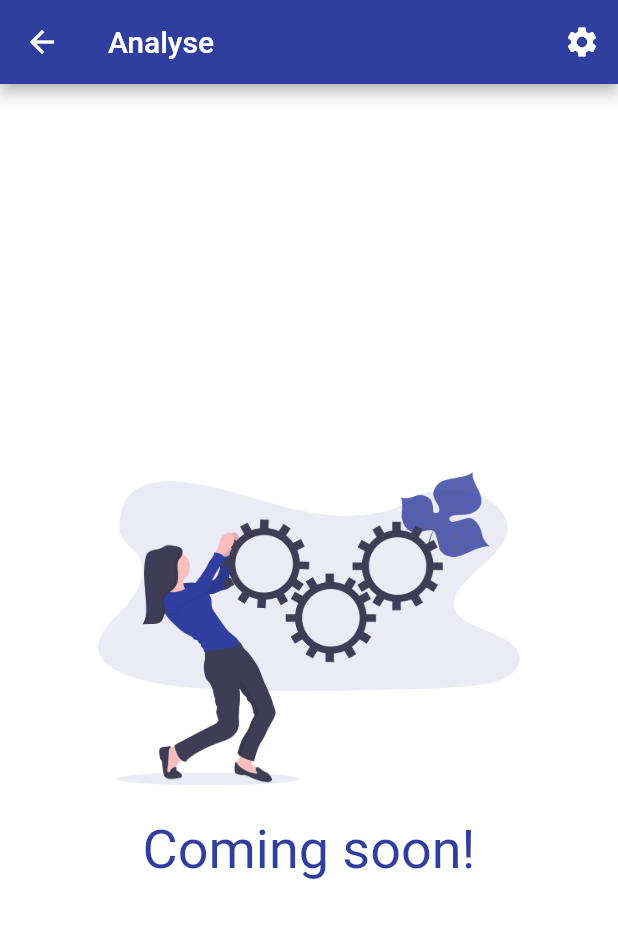
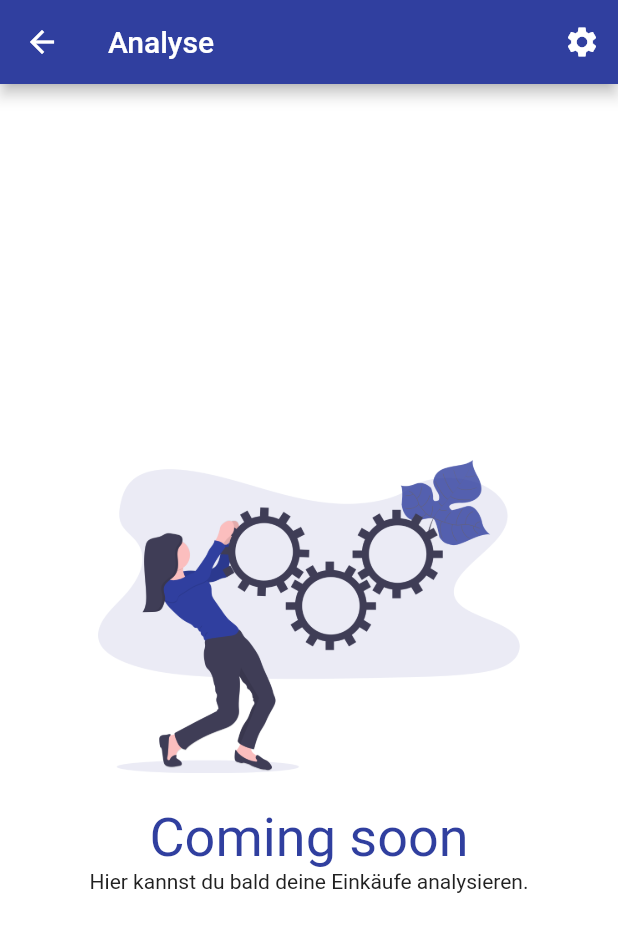
Before and after one commit to m-glock/Inhaltsstoff-Warnapp, a Flutter app: the AnalysisRootPage screen opened directly, on a phone screen of 412 x 824 dp. Shown: the top 932 px of the screen. Run offline on Flutter 3.47's test engine with Material 2 defaults, Android fonts, the phone set to English and light mode, and no system bars; our stand-ins replace introduction_screen, shared_preferences, sqflite; missing offline and left inert: flutter_barcode_scanner; accounts and stored records are empty; network calls fail.

Commit message:
changed analysis page to stateless widget, added explanation text to analysis page

```diff
--- a/lib/frontend/pages/analysis/AnalysisRootPage.dart
+++ b/lib/frontend/pages/analysis/AnalysisRootPage.dart
@@ -1,14 +1,9 @@
 import 'package:flutter/material.dart';
 import '../../customWidgets/CustomAppBar.dart';
 
-class AnalysisRootPage extends StatefulWidget {
+class AnalysisRootPage extends StatelessWidget {
   const AnalysisRootPage({Key key}) : super(key: key);
 
-  @override
-  _AnalysisRootPageState createState() => _AnalysisRootPageState();
-}
-
-class _AnalysisRootPageState extends State<AnalysisRootPage> {
   @override
   Widget build(BuildContext context) {
     return Scaffold(
@@ -24,11 +19,19 @@ class _AnalysisRootPageState extends State<AnalysisRootPage> {
               'assets/images/undraw_in_progress.png',
             ),
             Text(
-              'Coming soon!',
+              'Coming soon',
               style: Theme
                   .of(context)
                   .textTheme
                   .headline1,
+              textAlign: TextAlign.center,
+            ),
+            Text(
+              'Hier kannst du bald deine Einkäufe analysieren.',
+              style: Theme
+                  .of(context)
+                  .textTheme
+                  .bodyText1,
               textAlign: TextAlign.center,
             ),
           ],
```
